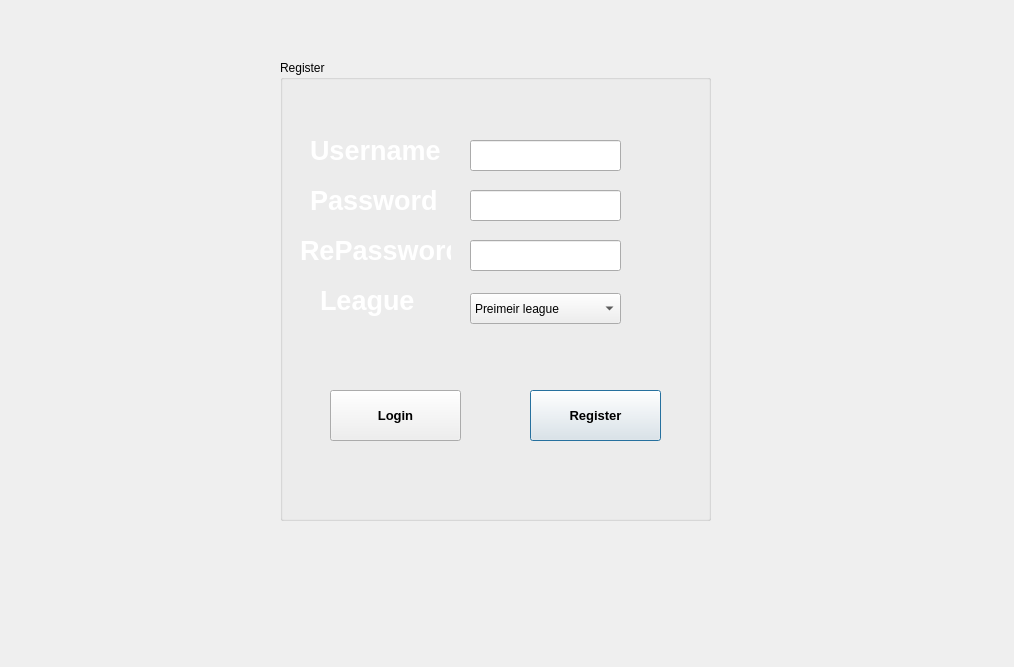
Before: the Qt Designer form registergui.ui in Bassam73/Fantasy, drawn with Qt 5.
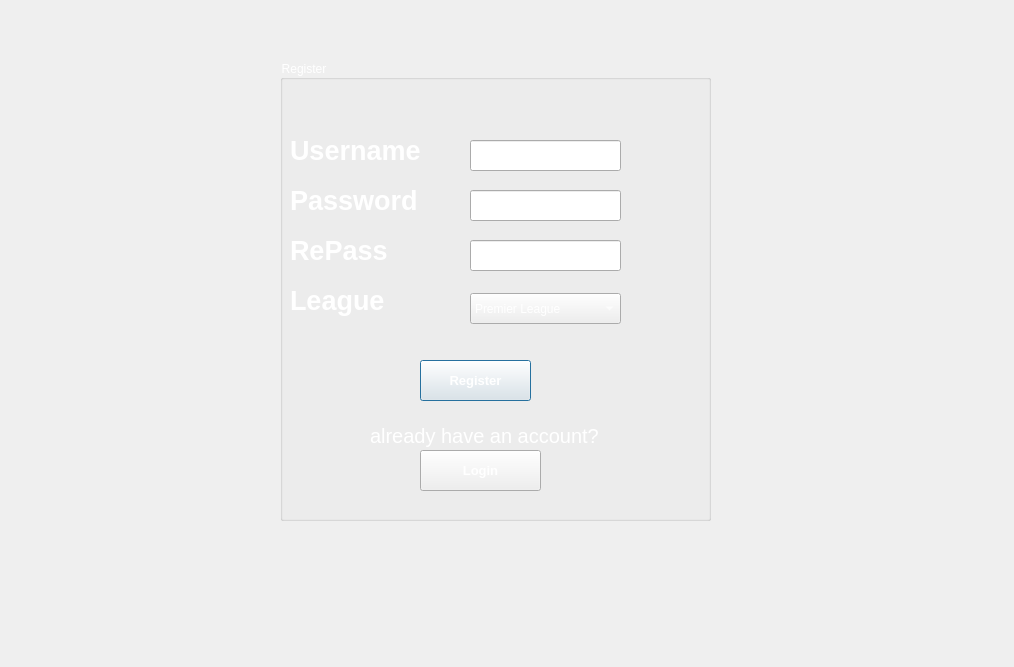
After: the same form once the commit is applied. Icons and pictures are not drawn.

Patch:
```diff
--- a/registergui.ui
+++ b/registergui.ui
@@ -38,15 +38,18 @@
      <height>461</height>
     </rect>
    </property>
+   <property name="styleSheet">
+    <string notr="true">color:white;</string>
+   </property>
    <property name="title">
     <string>Register</string>
    </property>
    <widget class="QLabel" name="usernameQlabel">
     <property name="geometry">
      <rect>
-      <x>30</x>
+      <x>10</x>
       <y>70</y>
-      <width>131</width>
+      <width>161</width>
       <height>41</height>
      </rect>
     </property>
@@ -66,9 +69,9 @@
    <widget class="QLabel" name="label_3">
     <property name="geometry">
      <rect>
-      <x>30</x>
+      <x>10</x>
       <y>120</y>
-      <width>131</width>
+      <width>161</width>
       <height>41</height>
      </rect>
     </property>
@@ -88,7 +91,7 @@
    <widget class="QLabel" name="label_4">
     <property name="geometry">
      <rect>
-      <x>20</x>
+      <x>10</x>
       <y>170</y>
       <width>151</width>
       <height>41</height>
@@ -104,15 +107,15 @@
      <string notr="true">color : white;</string>
     </property>
     <property name="text">
-     <string>RePassword</string>
+     <string>RePass</string>
     </property>
    </widget>
    <widget class="QLabel" name="label_5">
     <property name="geometry">
      <rect>
-      <x>40</x>
+      <x>10</x>
       <y>220</y>
-      <width>101</width>
+      <width>111</width>
       <height>41</height>
      </rect>
     </property>
@@ -170,7 +173,7 @@
     </property>
     <item>
      <property name="text">
-      <string>Preimeir league</string>
+      <string>Premier League</string>
      </property>
     </item>
     <item>
@@ -182,10 +185,10 @@
    <widget class="QPushButton" name="pushButton">
     <property name="geometry">
      <rect>
-      <x>250</x>
-      <y>330</y>
-      <width>131</width>
-      <height>51</height>
+      <x>140</x>
+      <y>300</y>
+      <width>111</width>
+      <height>41</height>
      </rect>
     </property>
     <property name="font">
@@ -198,13 +201,30 @@
      <string>Register</string>
     </property>
    </widget>
+   <widget class="QLabel" name="label_2">
+    <property name="geometry">
+     <rect>
+      <x>90</x>
+      <y>360</y>
+      <width>231</width>
+      <height>31</height>
+     </rect>
+    </property>
+    <property name="styleSheet">
+     <string notr="true">font-size:20px;
+color:white;</string>
+    </property>
+    <property name="text">
+     <string>already have an account?</string>
+    </property>
+   </widget>
    <widget class="QPushButton" name="pushButton_2">
     <property name="geometry">
      <rect>
-      <x>50</x>
-      <y>330</y>
-      <width>131</width>
-      <height>51</height>
+      <x>140</x>
+      <y>390</y>
+      <width>121</width>
+      <height>41</height>
      </rect>
     </property>
     <property name="font">
```
